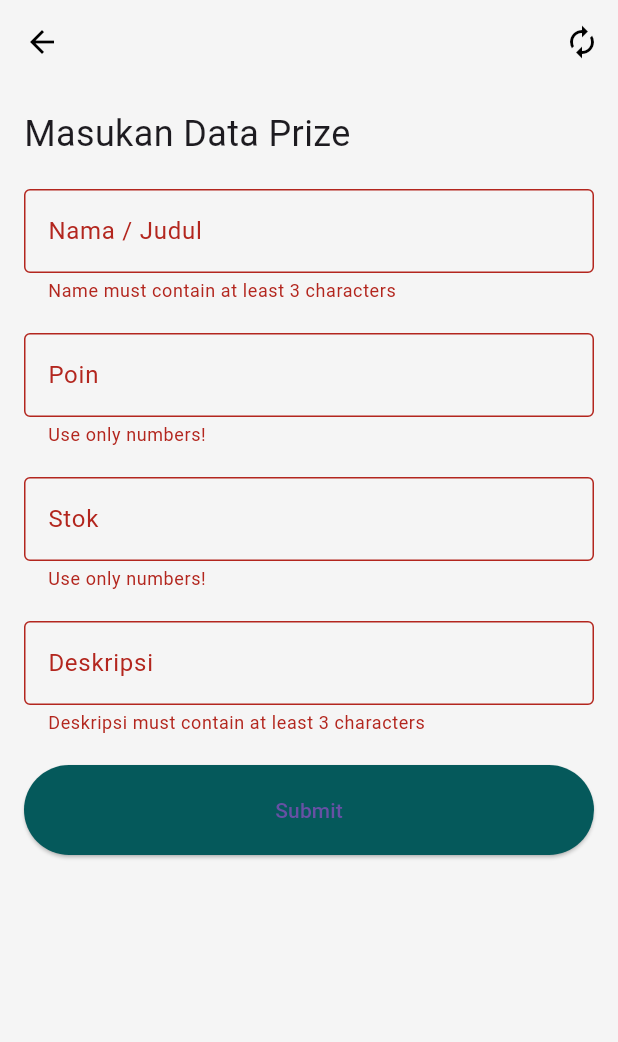
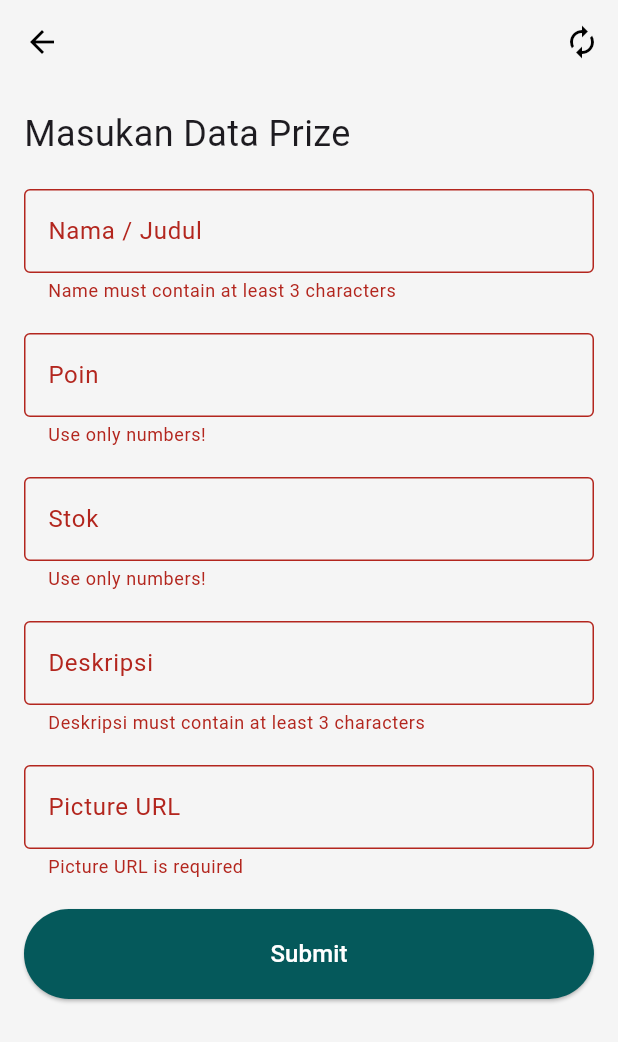
Before and after one commit to iyoubee/CosmoCycle-Flutter, a Flutter app: the AdminAddPrizePage screen opened by its route, after a tap on "Submit", on a phone screen of 412 x 824 dp. Shown: the top 1042 px of the screen. Run offline on Flutter 3.47's test engine with Material 3 defaults, Android fonts, the phone set to English and light mode, and no system bars; our stand-ins replace another_flushbar, shared_preferences; accounts and stored records are empty.

Commit message:
DONE ADD AND DELETE PRIZE

```diff
--- a/lib/components/card_prize.dart
+++ b/lib/components/card_prize.dart
@@ -34,7 +34,6 @@ class AdminPrizeCard extends StatelessWidget {
     return Container(
       margin: const EdgeInsets.symmetric(vertical: 20, horizontal: 20),
       width: double.infinity,
-      height: 260,
       decoration: BoxDecoration(boxShadow: [
         BoxShadow(
           color: Colors.grey.withOpacity(0.5),
@@ -142,8 +141,8 @@ class AdminPrizeCard extends StatelessWidget {
                               );
                             });
                       },
-                      child: Row(
-                        children: const [
+                      child: const Row(
+                        children: [
                           Icon(
                             Icons.arrow_drop_down,
                             size: 30,
--- a/lib/pages/admin/AdminAddDepositPage.dart
+++ b/lib/pages/admin/AdminAddDepositPage.dart
@@ -377,7 +377,9 @@ class _AdminAddDepositPageState extends State<AdminAddDepositPage> {
                             _submit(context, request);
                           }
                         },
-                        child: const Text("Submit"),
+                        child: const Text("Submit",
+                            style:
+                                TextStyle(color: Colors.white, fontSize: 16)),
                       ),
                     ],
                   ),
--- a/lib/pages/admin/AdminAddPrizePage.dart
+++ b/lib/pages/admin/AdminAddPrizePage.dart
@@ -23,6 +23,7 @@ class _AdminAddPrizePageState extends State<AdminAddPrizePage> {
   String judul = "";
   String stok = "";
   String desc = "";
+  String picture = "";
 
   void _submit(context, request) {
     showDialog<void>(
@@ -93,7 +94,7 @@ class _AdminAddPrizePageState extends State<AdminAddPrizePage> {
                   child: const Text('Konfirmasi'),
                   onPressed: () async {
                     int response = await useAdminPrize.addPrize(
-                        context, request, judul, poin, stok, desc);
+                        context, request, judul, poin, stok, desc, picture);
                     Navigator.pop(context);
                     if (response == 200) {
                       Navigator.pop(context);
@@ -319,6 +320,48 @@ class _AdminAddPrizePageState extends State<AdminAddPrizePage> {
                       const SizedBox(
                         height: 20,
                       ),
+                      TextFormField(
+                        decoration: const InputDecoration(
+                            labelText: 'Picture URL',
+                            enabledBorder: OutlineInputBorder(
+                              borderRadius:
+                                  BorderRadius.all(Radius.circular(20.0)),
+                              borderSide:
+                                  BorderSide(color: Colors.black, width: 1.0),
+                            ),
+                            border: OutlineInputBorder()),
+                        onFieldSubmitted: (value) {
+                          setState(() {
+                            picture = value;
+                          });
+                        },
+                        onChanged: (value) {
+                          setState(() {
+                            picture = value;
+                          });
+                        },
+                        validator: (value) {
+                          if (value == null || value.isEmpty) {
+                            return 'Picture URL is required';
+                          }
+
+                          // Check if the input matches a URL pattern
+                          final RegExp urlPattern = RegExp(
+                            r'^(https?|ftp):\/\/[^\s/$.?#].[^\s]*$',
+                            caseSensitive: false,
+                            multiLine: false,
+                          );
+
+                          if (!urlPattern.hasMatch(value)) {
+                            return 'Enter a valid URL';
+                          }
+
+                          return null;
+                        },
+                      ),
+                      const SizedBox(
+                        height: 20,
+                      ),
                       ElevatedButton(
                         style: ElevatedButton.styleFrom(
                             backgroundColor:
@@ -330,7 +373,9 @@ class _AdminAddPrizePageState extends State<AdminAddPrizePage> {
                             _submit(context, request);
                           }
                         },
-                        child: const Text("Submit"),
+                        child: const Text("Submit",
+                            style:
+                                TextStyle(color: Colors.white, fontSize: 16)),
                       ),
                     ],
                   ),
--- a/lib/pages/admin/AdminPrizePage.dart
+++ b/lib/pages/admin/AdminPrizePage.dart
@@ -59,7 +59,7 @@ class _AdminPrizePage extends State<AdminPrizePage> {
                           request: request,
                           pk: snapshot.data![index].pk.toString(),
                           usage: "delete",
-                          nama: snapshot.data![index].fields.nama,
+                          nama: snapshot.data![index].fields.title,
                           poin: snapshot.data![index].fields.poin.toString(),
                           stok: snapshot.data![index].fields.stok.toString(),
                           desc: snapshot.data![index].fields.desc,
```
Also changed, not shown: lib/utils/useAdminPrize.dart (+12 -7 lines).
